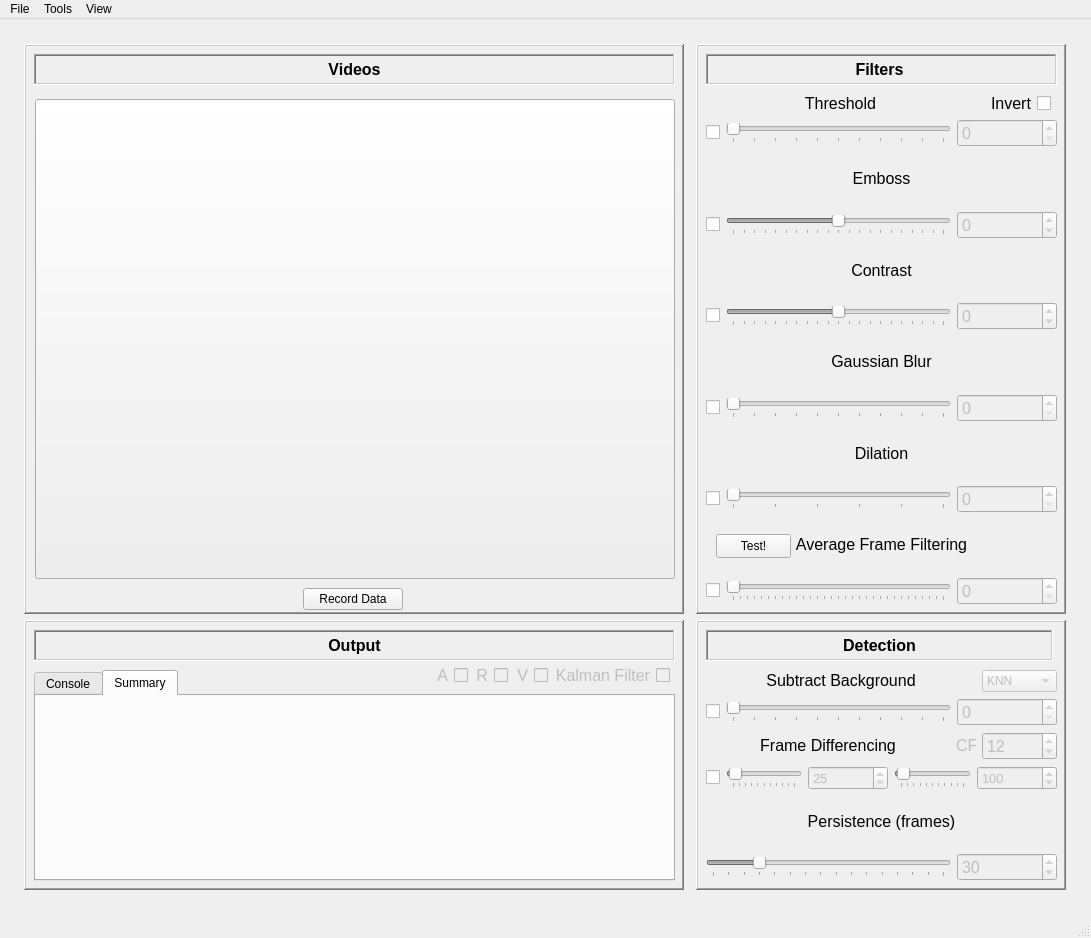
Above: ui_main_scrollable.ui from nolan-cummins/npm-analyzer before the change. Below: the same form after it.
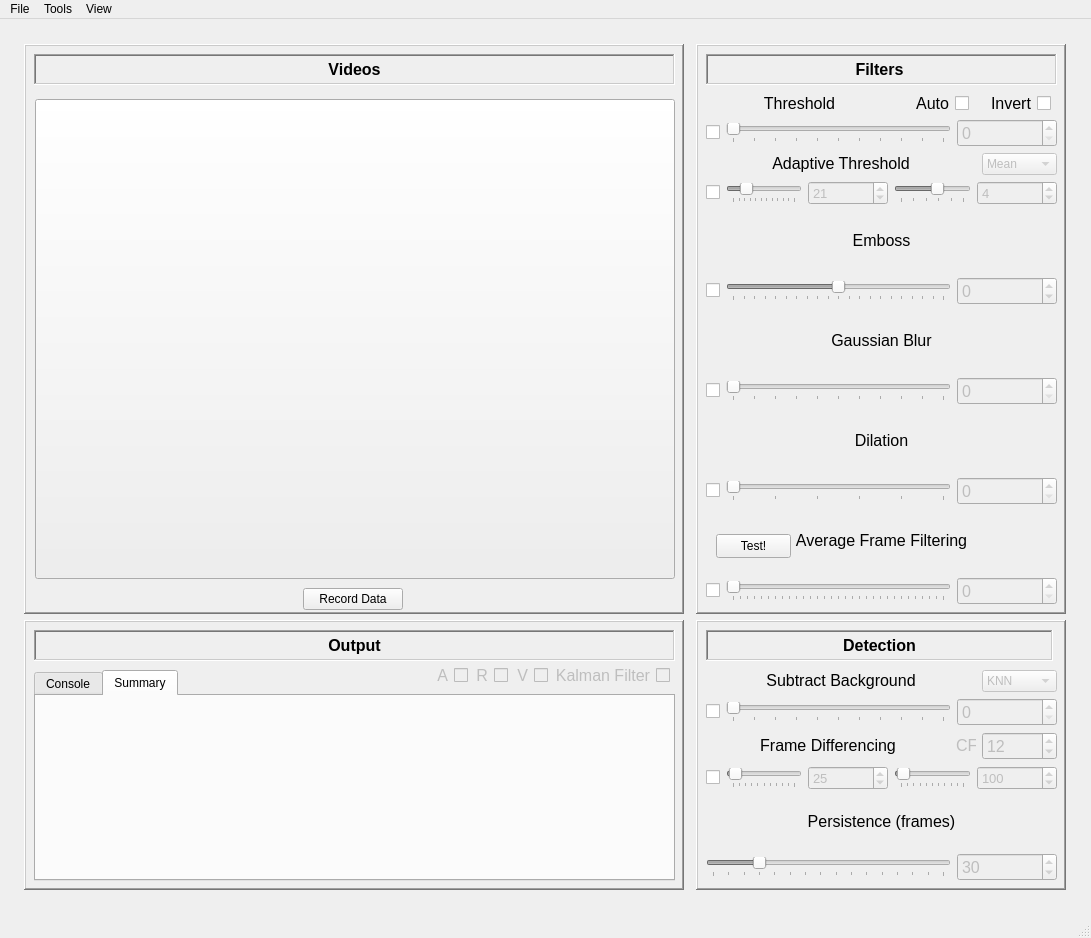
That is the form after the change. Custom widgets are drawn as their Qt base class.

What changed in the file:
```diff
--- a/ui_main_scrollable.ui
+++ b/ui_main_scrollable.ui
@@ -379,6 +379,58 @@
                       </property>
                      </widget>
                     </item>
+                    <item>
+                     <widget class="QLabel" name="autoLabel">
+                      <property name="minimumSize">
+                       <size>
+                        <width>0</width>
+                        <height>0</height>
+                       </size>
+                      </property>
+                      <property name="maximumSize">
+                       <size>
+                        <width>50</width>
+                        <height>16777215</height>
+                       </size>
+                      </property>
+                      <property name="font">
+                       <font>
+                        <pointsize>12</pointsize>
+                       </font>
+                      </property>
+                      <property name="layoutDirection">
+                       <enum>Qt::LayoutDirection::RightToLeft</enum>
+                      </property>
+                      <property name="frameShape">
+                       <enum>QFrame::Shape::NoFrame</enum>
+                      </property>
+                      <property name="frameShadow">
+                       <enum>QFrame::Shadow::Raised</enum>
+                      </property>
+                      <property name="text">
+                       <string>Auto</string>
+                      </property>
+                      <property name="textFormat">
+                       <enum>Qt::TextFormat::RichText</enum>
+                      </property>
+                      <property name="alignment">
+                       <set>Qt::AlignmentFlag::AlignRight|Qt::AlignmentFlag::AlignTrailing|Qt::AlignmentFlag::AlignVCenter</set>
+                      </property>
+                     </widget>
+                    </item>
+                    <item>
+                     <widget class="QCheckBox" name="autoToggle">
+                      <property name="maximumSize">
+                       <size>
+                        <width>20</width>
+                        <height>16777215</height>
+                       </size>
+                      </property>
+                      <property name="text">
+                       <string/>
+                      </property>
+                     </widget>
+                    </item>
                     <item>
                      <widget class="QLabel" name="threshold_6">
                       <property name="minimumSize">
@@ -500,6 +552,205 @@
                   </item>
                  </layout>
                 </item>
+                <item>
+                 <layout class="QVBoxLayout" name="verticalLayout_9">
+                  <item>
+                   <layout class="QHBoxLayout" name="horizontalLayout_19">
+                    <item>
+                     <widget class="QLabel" name="contrast_2">
+                      <property name="font">
+                       <font>
+                        <pointsize>12</pointsize>
+                       </font>
+                      </property>
+                      <property name="frameShape">
+                       <enum>QFrame::Shape::NoFrame</enum>
+                      </property>
+                      <property name="frameShadow">
+                       <enum>QFrame::Shadow::Raised</enum>
+                      </property>
+                      <property name="text">
+                       <string>Adaptive Threshold</string>
+                      </property>
+                      <property name="textFormat">
+                       <enum>Qt::TextFormat::RichText</enum>
+                      </property>
+                      <property name="alignment">
+                       <set>Qt::AlignmentFlag::AlignCenter</set>
+                      </property>
+                     </widget>
+                    </item>
+                    <item>
+                     <widget class="QComboBox" name="adaptMethod">
+                      <property name="enabled">
+                       <bool>false</bool>
+                      </property>
+                      <property name="maximumSize">
+                       <size>
+                        <width>75</width>
+                        <height>16777215</height>
+                       </size>
+                      </property>
+                      <item>
+                       <property name="text">
+                        <string>Mean</string>
+                       </property>
+                      </item>
+                      <item>
+                       <property name="text">
+                        <string>Gaussian</string>
+                       </property>
+                      </item>
+                     </widget>
+                    </item>
+                   </layout>
+                  </item>
+                  <item>
+                   <layout class="QHBoxLayout" name="horizontalLayout_11">
+                    <item>
+                     <widget class="QCheckBox" name="adaptToggle">
+                      <property name="font">
+                       <font>
+                        <pointsize>12</pointsize>
+                       </font>
+                      </property>
+                      <property name="text">
+                       <string/>
+                      </property>
+                     </widget>
+                    </item>
+                    <item>
+                     <widget class="QSlider" name="adaptSliderArea">
+                      <property name="enabled">
+                       <bool>false</bool>
+                      </property>
+                      <property name="minimum">
+                       <number>0</number>
+                      </property>
+                      <property name="maximum">
+                       <number>99</number>
+                      </property>
+                      <property name="singleStep">
+                       <number>3</number>
+                      </property>
+                      <property name="value">
+                       <number>21</number>
+                      </property>
+                      <property name="orientation">
+                       <enum>Qt::Orientation::Horizontal</enum>
+                      </property>
+                      <property name="invertedAppearance">
+                       <bool>false</bool>
+                      </property>
+                      <property name="invertedControls">
+                       <bool>false</bool>
+                      </property>
+                      <property name="tickPosition">
+                       <enum>QSlider::TickPosition::TicksBelow</enum>
+                      </property>
+                      <property name="tickInterval">
+                       <number>9</number>
+                      </property>
+                     </widget>
+                    </item>
+                    <item>
+                     <widget class="QSpinBox" name="adaptValueArea">
+                      <property name="enabled">
+                       <bool>false</bool>
+                      </property>
+                      <property name="minimumSize">
+                       <size>
+                        <width>80</width>
+                        <height>0</height>
+                       </size>
+                      </property>
+                      <property name="maximumSize">
+                       <size>
+                        <width>80</width>
+                        <height>16777215</height>
+                       </size>
+                      </property>
+                      <property name="font">
+                       <font>
+                        <pointsize>10</pointsize>
+                       </font>
+                      </property>
+                      <property name="minimum">
+                       <number>3</number>
+                      </property>
+                      <property name="maximum">
+                       <number>99</number>
+                      </property>
+                      <property name="singleStep">
+                       <number>2</number>
+                      </property>
+                      <property name="value">
+                       <number>21</number>
+                      </property>
+                     </widget>
+                    </item>
+                    <item>
+                     <widget class="QSlider" name="adaptSliderC">
+                      <property name="enabled">
+                       <bool>false</bool>
+                      </property>
+                      <property name="minimum">
+                       <number>-25</number>
+                      </property>
+                      <property name="maximum">
+                       <number>25</number>
+                      </property>
+                      <property name="value">
+                       <number>4</number>
+                      </property>
+                      <property name="orientation">
+                       <enum>Qt::Orientation::Horizontal</enum>
+                      </property>
+                      <property name="invertedAppearance">
+                       <bool>false</bool>
+                      </property>
+                      <property name="invertedControls">
+                       <bool>false</bool>
+                      </property>
+                      <property name="tickPosition">
+                       <enum>QSlider::TickPosition::TicksBelow</enum>
+                      </property>
+                      <property name="tickInterval">
+                       <number>10</number>
+                      </property>
+                     </widget>
+                    </item>
+                    <item>
+                     <widget class="QSpinBox" name="adaptValueC">
+                      <property name="enabled">
+                       <bool>false</bool>
+                      </property>
+                      <property name="minimumSize">
+                       <size>
+                        <width>80</width>
+                        <height>0</height>
+                       </size>
+                      </property>
+                      <property name="font">
+                       <font>
+                        <pointsize>10</pointsize>
+                       </font>
+                      </property>
+                      <property name="minimum">
+                       <number>-25</number>
+                      </property>
+                      <property name="maximum">
+                       <number>25</number>
+                      </property>
+                      <property name="value">
+                       <number>4</number>
+                      </property>
+                     </widget>
+                    </item>
+                   </layout>
+                  </item>
+                 </layout>
+                </item>
                 <item>
                  <layout class="QVBoxLayout" name="verticalLayout_10">
                   <item>
@@ -574,103 +825,7 @@
                      </widget>
                     </item>
                     <item>
-                     <widget class="QSpinBox" name="contourValue">
-                      <property name="enabled">
-                       <bool>false</bool>
-                      </property>
-                      <property name="minimumSize">
-                       <size>
-                        <width>100</width>
-                        <height>0</height>
-                       </size>
-                      </property>
-                      <property name="font">
-                       <font>
-                        <pointsize>12</pointsize>
-                       </font>
-                      </property>
-                      <property name="minimum">
-                       <number>-100</number>
-                      </property>
-                      <property name="maximum">
-                       <number>100</number>
-                      </property>
-                     </widget>
-                    </item>
-                   </layout>
-                  </item>
-                 </layout>
-                </item>
-                <item>
-                 <layout class="QVBoxLayout" name="verticalLayout_9">
-                  <item>
-                   <widget class="QLabel" name="contrast_2">
-                    <property name="font">
-                     <font>
-                      <pointsize>12</pointsize>
-                     </font>
-                    </property>
-                    <property name="frameShape">
-                     <enum>QFrame::Shape::NoFrame</enum>
-                    </property>
-                    <property name="frameShadow">
-                     <enum>QFrame::Shadow::Raised</enum>
-                    </property>
-                    <property name="text">
-                     <string>Contrast</string>
-                    </property>
-                    <property name="textFormat">
-                     <enum>Qt::TextFormat::RichText</enum>
-                    </property>
-                    <property name="alignment">
-                     <set>Qt::AlignmentFlag::AlignCenter</set>
-                    </property>
-                   </widget>
-                  </item>
-                  <item>
-                   <layout class="QHBoxLayout" name="horizontalLayout_11">
-                    <item>
-                     <widget class="QCheckBox" name="contrastToggle">
-                      <property name="font">
-                       <font>
-                        <pointsize>12</pointsize>
-                       </font>
-                      </property>
-                      <property name="text">
-                       <string/>
-                      </property>
-                     </widget>
-                    </item>
-                    <item>
-                     <widget class="QSlider" name="contrastSlider">
-                      <property name="enabled">
-                       <bool>false</bool>
-                      </property>
-                      <property name="minimum">
-                       <number>-100</number>
-                      </property>
-                      <property name="maximum">
-                       <number>100</number>
-                      </property>
-                      <property name="orientation">
-                       <enum>Qt::Orientation::Horizontal</enum>
-                      </property>
-                      <property name="invertedAppearance">
-                       <bool>false</bool>
-                      </property>
-                      <property name="invertedControls">
-                       <bool>false</bool>
-                      </property>
-                      <property name="tickPosition">
-                       <enum>QSlider::TickPosition::TicksBelow</enum>
-                      </property>
-                      <property name="tickInterval">
-                       <number>10</number>
-                      </property>
-                     </widget>
-                    </item>
-                    <item>
-                     <widget class="QSpinBox" name="contrastValue">
+                     <widget class="QSpinBox" name="embossValue">
                       <property name="enabled">
                        <bool>false</bool>
                       </property>
```
Left out of the diff: 4 changed lines with no effect on the pictures.
